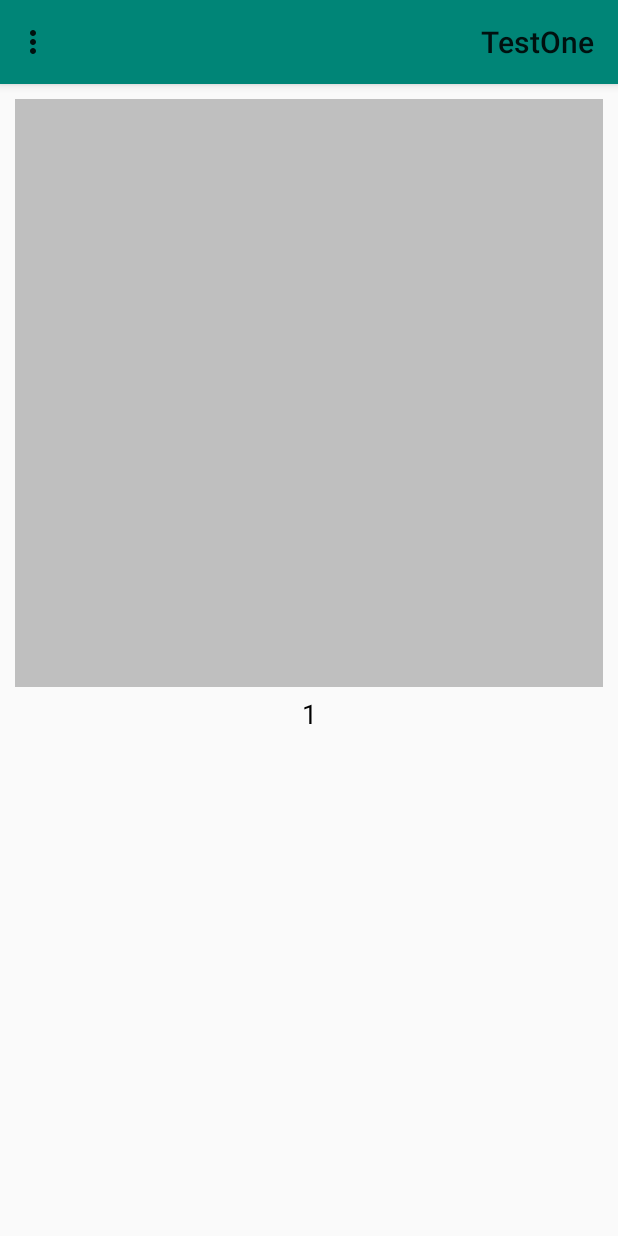
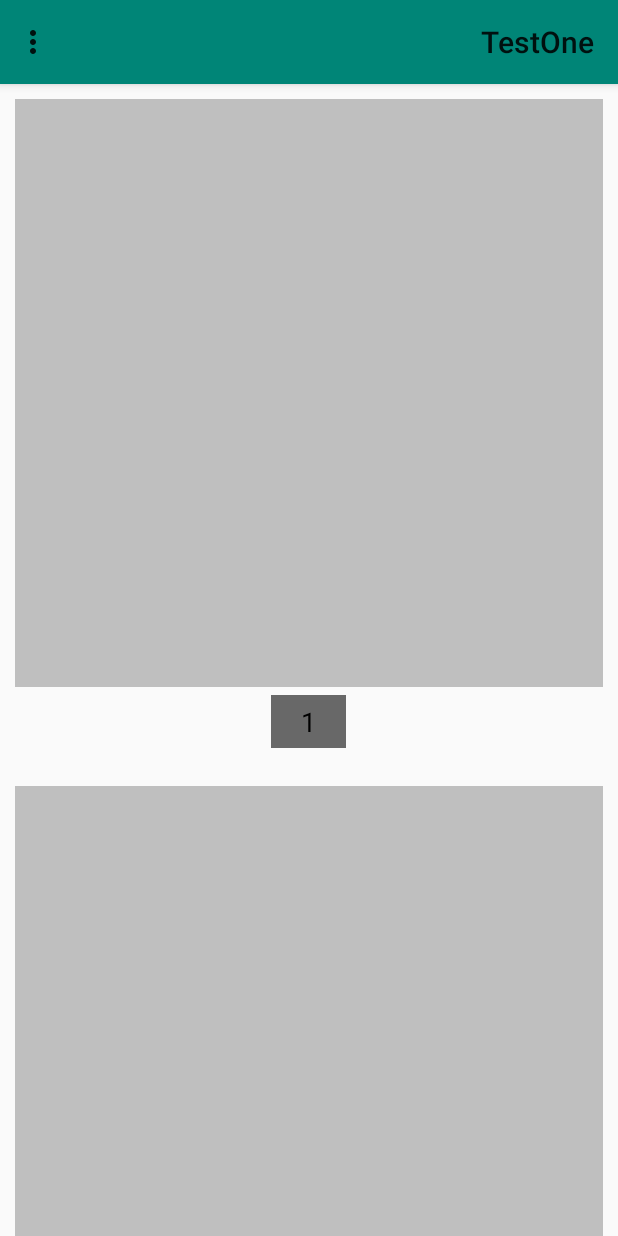
Before and after one commit to HamidrezaAmz/Rele, an Android app: the screen it shows after launch (MainActivity), on a phone screen of 412 x 824 dp. Run offline under Robolectric (Android 15) with nearby library versions, the phone set to English and light mode, and no system bars; libraries missing offline, so code that uses them is left out: com.tuyenmonkey.mkloader; pictures from the network do not load; 2 statements that could not run were skipped.

Commit message:
add loading bottom for paginating in a list

```diff
--- a/library/src/main/java/com/vasl/recyclerlibrary/MyCustomView.java
+++ b/library/src/main/java/com/vasl/recyclerlibrary/MyCustomView.java
@@ -11,7 +11,7 @@ import android.widget.LinearLayout;
 import android.widget.RelativeLayout;
 
 import com.tuyenmonkey.mkloader.MKLoader;
-import com.vasl.recyclerlibrary.globalEnums.ListStatuse;
+import com.vasl.recyclerlibrary.globalEnums.ListStatus;
 import com.vasl.recyclerlibrary.globalInterfaces.MyCustomViewCallBack;
 import com.vasl.recyclerlibrary.utils.PublicFunction;
 
@@ -33,6 +33,10 @@ public class MyCustomView extends RelativeLayout
     private AppCompatTextView loadingTextViewTitle;
     private AppCompatTextView loadingTextViewSubTitle;
     private MKLoader mkLoader;
+
+    // layout_loading_bottom
+    private LinearLayout loadingBottomHolder;
+    private AppCompatTextView loadingBottomTextViewTitle;
 
     // recycler view
     private RecyclerView recyclerView;
@@ -88,6 +92,9 @@ public class MyCustomView extends RelativeLayout
         loadingTextViewTitle = view.findViewById(R.id.loadingTextViewTitle);
         loadingTextViewSubTitle = view.findViewById(R.id.loadingTextViewSubTitle);
         mkLoader = view.findViewById(R.id.mkLoader);
+
+        // loadingBottomHolder-view
+        loadingBottomHolder = view.findViewById(R.id.loadingBottomHolder);
 
         // recycler-view
         recyclerView = view.findViewById(R.id.recyclerView);
@@ -162,6 +169,14 @@ public class MyCustomView extends RelativeLayout
         loadingHolder.setVisibility(INVISIBLE);
     }
 
+    private void showLoadingBottom() {
+        loadingBottomHolder.setVisibility(VISIBLE);
+    }
+
+    private void hideLoadingBottom() {
+        loadingBottomHolder.setVisibility(INVISIBLE);
+    }
+
     private void showEmptyView() {
         emptyHolder.setVisibility(VISIBLE);
     }
@@ -194,12 +209,13 @@ public class MyCustomView extends RelativeLayout
         errorHolder.setVisibility(INVISIBLE);
     }
 
-    public void setStatus(ListStatuse status) {
+    public void setStatus(ListStatus status) {
         switch (status) {
             case LOADING:
                 hideLoading();
+                hideLoadingBottom();
                 hideEmptyView();
-                // hideRecyclerView(); // for lazy load in recycler-view
+                hideRecyclerView();
                 hideSwipe();
                 hideError();
 
@@ -209,6 +225,7 @@ public class MyCustomView extends RelativeLayout
                 break;
             case SUCCESS:
                 hideLoading();
+                hideLoadingBottom();
                 hideEmptyView();
                 hideRecyclerView();
                 hideSwipe();
@@ -220,6 +237,7 @@ public class MyCustomView extends RelativeLayout
                 break;
             case FAILURE:
                 hideLoading();
+                hideLoadingBottom();
                 hideEmptyView();
                 hideRecyclerView();
                 hideSwipe();
@@ -231,6 +249,7 @@ public class MyCustomView extends RelativeLayout
                 break;
             case EMPTY:
                 hideLoading();
+                hideLoadingBottom();
                 hideEmptyView();
                 hideRecyclerView();
                 hideSwipe();
@@ -242,6 +261,7 @@ public class MyCustomView extends RelativeLayout
                 break;
             case UNDEFINE:
                 hideLoading();
+                hideLoadingBottom();
                 hideEmptyView();
                 hideRecyclerView();
                 hideSwipe();
@@ -251,12 +271,23 @@ public class MyCustomView extends RelativeLayout
 
                 showError();
                 break;
-            case ENABLELISTLOADING:
+
+            case LOADING_BOTTOM:
+                hideLoading();
+                hideLoadingBottom();
+                hideEmptyView();
+                // hideRecyclerView();
+                hideSwipe();
+                hideError();
+
+                invalidate(); // for redraw
+
+                showLoadingBottom();
                 break;
-            case DISABLELISTLOADING:
-                break;
+
             default:
                 hideLoading();
+                hideLoadingBottom();
                 hideEmptyView();
                 hideRecyclerView();
                 hideSwipe();
@@ -270,7 +301,7 @@ public class MyCustomView extends RelativeLayout
 
     }
 
-    public void setStatus(ListStatuse status, @Nullable String title) {
+    public void setStatus(ListStatus status, @Nullable String title) {
         switch (status) {
             case LOADING:
                 showLoading();
--- a/library/src/main/java/com/vasl/recyclerlibrary/globalEnums/ListStatuse.java
+++ b/library/src/main/java/com/vasl/recyclerlibrary/globalEnums/ListStatus.java
@@ -1,17 +1,17 @@
 package com.vasl.recyclerlibrary.globalEnums;
 
-public enum ListStatuse {
+public enum ListStatus {
+
     UNDEFINE("undefine"),
     FAILURE("failure"),
     LOADING("layout_loading"),
     SUCCESS("success"),
-    ENABLELISTLOADING("enable_list_loading"),
-    DISABLELISTLOADING("disable_list_loading"),
+    LOADING_BOTTOM("loading_bottom"),
     EMPTY("empty");
 
     private String value;
 
-    ListStatuse(String value) {
+    ListStatus(String value) {
         this.value = value;
     }
 
@@ -19,12 +19,12 @@ public enum ListStatuse {
         return value;
     }
 
-    public static ListStatuse Parse(String value) {
+    public static ListStatus Parse(String value) {
         if (value == null) {
             return UNDEFINE;
         }
-        ListStatuse[] arr$ = values();
-        for (ListStatuse val : arr$) {
+        ListStatus[] arr$ = values();
+        for (ListStatus val : arr$) {
             if (val.value.equals(value)) {
                 return val;
             }
--- a/library/src/main/res/layout/layout_my_custom_view.xml
+++ b/library/src/main/res/layout/layout_my_custom_view.xml
@@ -20,6 +20,13 @@
         <!--layout_loading-->
         <include layout="@layout/layout_loading" />
 
+        <!--layout_loading_bottom-->
+        <include
+            layout="@layout/layout_loading_bottom"
+            android:layout_width="match_parent"
+            android:layout_height="wrap_content"
+            android:layout_alignParentBottom="true" />
+
         <!--empty view-->
         <include layout="@layout/layout_empty" />
 
--- a/library/src/main/res/values/colors.xml
+++ b/library/src/main/res/values/colors.xml
@@ -9,6 +9,7 @@
     <color name="blueDark">#175aaa</color>
     <color name="alarm_background">#99175aaa</color>
     <color name="transparent">#00000000</color>
+    <color name="transparentLoading">#95000000</color>
     <color name="white">#ffffff</color>
     <color name="red">#e22424</color>
     <color name="gray">#bfbfbf</color>
@@ -23,9 +24,6 @@
     <color name="button_center">#2faff2</color>
     <color name="button_end">#1fe2f2</color>
 
-
-
-
     <color name="black_80">#55000000</color>
     <color name="progressbar_color">#ffDfE0E1</color>
     <color name="ProgressBar_Background">#ffDfE0E1</color>
@@ -39,12 +37,9 @@
     <color name="edittext_presed">#bbffffff</color>
     <color name="edittext_focus">#70ffffff</color>
 
-
     <color name="light_font">#FBFBFB</color>
     <color name="text_shadow">#7F000000</color>
 
     <color name="profile_toolbar">#e7e7e7</color>
 
-
-
 </resources>
--- a/library/src/main/res/values/strings.xml
+++ b/library/src/main/res/values/strings.xml
@@ -10,4 +10,5 @@
     <string name="error_sub_title">Something went wrong, \n please try again</string>
     <string name="loading_title">Loading</string>
     <string name="loading_sub_title">Please wait until request complete</string>
+    <string name="please_wait">Please wait</string>
 </resources>
--- a/sample/src/main/java/com/vasl/Library/Android/MainActivity.java
+++ b/sample/src/main/java/com/vasl/Library/Android/MainActivity.java
@@ -9,7 +9,7 @@ import android.view.MenuItem;
 import android.widget.Toast;
 
 import com.vasl.recyclerlibrary.MyCustomView;
-import com.vasl.recyclerlibrary.globalEnums.ListStatuse;
+import com.vasl.recyclerlibrary.globalEnums.ListStatus;
 import com.vasl.recyclerlibrary.globalInterfaces.MyCustomAdapterCallBack;
 import com.vasl.recyclerlibrary.globalInterfaces.MyCustomViewCallBack;
 import com.vasl.recyclerlibrary.globalObjects.RowModel;
@@ -22,7 +22,13 @@ import androidx.recyclerview.widget.RecyclerView;
 
 public class MainActivity extends AppCompatActivity implements MyCustomViewCallBack {
 
+    private int index = 1;
+
     private MyCustomView myCustomView;
+
+    private RecyclerVerticalAdapter adapter;
+
+    private ArrayList<RowModel> rowModels = new ArrayList<>();
 
     @Override
     protected void onCreate(Bundle savedInstanceState) {
@@ -32,9 +38,31 @@ public class MainActivity extends AppCompatActivity implements MyCustomViewCallB
 
         myCustomView = findViewById(R.id.myCustomView);
 
+        RecyclerView recyclerView = myCustomView.getRecyclerView();
+
         myCustomView.setMyCustomViewCallBack(this);
 
-        myCustomView.setStatus(ListStatuse.LOADING);
+        myCustomView.setStatus(ListStatus.LOADING);
+
+        adapter = new RecyclerVerticalAdapter(MainActivity.this, rowModels);
+
+        recyclerView.setLayoutManager(new LinearLayoutManager(this, RecyclerView.VERTICAL, false));
+
+        adapter.setMyCustomAdapterCallBack(new MyCustomAdapterCallBack() {
+            @Override
+            public void richToEnd() {
+                myCustomView.setStatus(ListStatus.LOADING_BOTTOM);
+                Handler handler = new Handler();
+                handler.postDelayed(new Runnable() {
+                    @Override
+                    public void run() {
+                        myList();
+                        myCustomView.setStatus(ListStatus.SUCCESS);
+                    }
+                }, 2000);
+            }
+        });
+        recyclerView.setAdapter(adapter);
 
         Handler handler = new Handler();
         handler.postDelayed(new Runnable() {
@@ -54,41 +82,19 @@ public class MainActivity extends AppCompatActivity implements MyCustomViewCallB
 
     private void myList() {
 
-        myCustomView.setStatus(ListStatuse.LOADING);
+        rowModels.add(new RowModel("https://dkstatics-public.digikala.com/digikala-products/4308693.jpg?x-oss-process=image/resize,m_lfit,h_600,w_600/quality,q_80", "" + index++));
+        rowModels.add(new RowModel("https://dkstatics-public.digikala.com/digikala-products/4308693.jpg?x-oss-process=image/resize,m_lfit,h_600,w_600/quality,q_80", "" + index++));
+        rowModels.add(new RowModel("https://dkstatics-public.digikala.com/digikala-products/4308693.jpg?x-oss-process=image/resize,m_lfit,h_600,w_600/quality,q_80", "" + index++));
+        rowModels.add(new RowModel("https://dkstatics-public.digikala.com/digikala-products/4308693.jpg?x-oss-process=image/resize,m_lfit,h_600,w_600/quality,q_80", "" + index++));
+        rowModels.add(new RowModel("https://dkstatics-public.digikala.com/digikala-products/4308693.jpg?x-oss-process=image/resize,m_lfit,h_600,w_600/quality,q_80", "" + index++));
+        rowModels.add(new RowModel("https://dkstatics-public.digikala.com/digikala-products/4308693.jpg?x-oss-process=image/resize,m_lfit,h_600,w_600/quality,q_80", "" + index++));
+        rowModels.add(new RowModel("https://dkstatics-public.digikala.com/digikala-products/4308693.jpg?x-oss-process=image/resize,m_lfit,h_600,w_600/quality,q_80", "" + index++));
+        rowModels.add(new RowModel("https://dkstatics-public.digikala.com/digikala-products/4308693.jpg?x-oss-process=image/resize,m_lfit,h_600,w_600/quality,q_80", "" + index++));
+        rowModels.add(new RowModel("https://dkstatics-public.digikala.com/digikala-products/4308693.jpg?x-oss-process=image/resize,m_lfit,h_600,w_600/quality,q_80", "" + index++));
+        rowModels.add(new RowModel("https://dkstatics-public.digikala.com/digikala-products/4308693.jpg?x-oss-process=image/resize,m_lfit,h_600,w_600/quality,q_80", "" + index++));
 
-        RecyclerView recyclerView = myCustomView.getRecyclerView();
-
-        ArrayList<RowModel> rowModels = new ArrayList<>();
-        rowModels.add(new RowModel("https://dkstatics-public.digikala.com/digikala-adservice-banners/2880.jpg", "1"));
-        rowModels.add(new RowModel("https://dkstatics-public.digikala.com/digikala-adservice-banners/2880.jpg", "2"));
-        rowModels.add(new RowModel("https://dkstatics-public.digikala.com/digikala-adservice-banners/2880.jpg", "3"));
-        rowModels.add(new RowModel("https://dkstatics-public.digikala.com/digikala-adservice-banners/2880.jpg", "4"));
-        rowModels.add(new RowModel("https://dkstatics-public.digikala.com/digikala-adservice-banners/2880.jpg", "5"));
-        rowModels.add(new RowModel("https://dkstatics-public.digikala.com/digikala-adservice-banners/2880.jpg", "6"));
-        rowModels.add(new RowModel("https://dkstatics-public.digikala.com/digikala-adservice-banners/2880.jpg", "7"));
-        rowModels.add(new RowModel("https://dkstatics-public.digikala.com/digikala-adservice-banners/2880.jpg", "8"));
-        rowModels.add(new RowModel("https://dkstatics-public.digikala.com/digikala-adservice-banners/2880.jpg", "9"));
-        rowModels.add(new RowModel("https://dkstatics-public.digikala.com/digikala-adservice-banners/2880.jpg", "10"));
-
-        RecyclerVerticalAdapter adapter = new RecyclerVerticalAdapter(MainActivity.this, rowModels);
-        recyclerView.setLayoutManager(new LinearLayoutManager(this, RecyclerView.HORIZONTAL, false));
-        adapter.setMyCustomAdapterCallBack(new MyCustomAdapterCallBack() {
-            @Override
-            public void richToEnd() {
-                myCustomView.setStatus(ListStatuse.ENABLELISTLOADING);
-                Handler handler = new Handler();
-                handler.postDelayed(new Runnable() {
-                    @Override
-                    public void run() {
-                        myCustomView.setStatus(ListStatuse.DISABLELISTLOADING);
-                        myList();
-                    }
-                }, 2000);
-            }
-        });
-        recyclerView.setAdapter(adapter);
-
-        myCustomView.setStatus(ListStatuse.SUCCESS);
+        adapter.notifyDataSetChanged();
+        myCustomView.setStatus(ListStatus.SUCCESS);
     }
 
     @Override
@@ -118,16 +124,16 @@ public class MainActivity extends AppCompatActivity implements MyCustomViewCallB
         // Handle item selection
         switch (item.getItemId()) {
             case R.id.action_load:
-                myCustomView.setStatus(ListStatuse.LOADING);
+                myCustomView.setStatus(ListStatus.LOADING);
                 return true;
             case R.id.action_success:
-                myCustomView.setStatus(ListStatuse.SUCCESS);
+                myCustomView.setStatus(ListStatus.SUCCESS);
                 return true;
             case R.id.action_failure:
-                myCustomView.setStatus(ListStatuse.FAILURE);
+                myCustomView.setStatus(ListStatus.FAILURE);
                 return true;
             case R.id.action_empty:
-                myCustomView.setStatus(ListStatuse.EMPTY);
+                myCustomView.setStatus(ListStatus.EMPTY);
                 return true;
         }
         return false;
--- a/sample/src/main/java/com/vasl/Library/Android/RecyclerVerticalAdapter.java
+++ b/sample/src/main/java/com/vasl/Library/Android/RecyclerVerticalAdapter.java
@@ -6,9 +6,6 @@ import android.view.View;
 import android.view.ViewGroup;
 import android.widget.TextView;
 
-import com.bumptech.glide.load.resource.bitmap.CenterCrop;
-import com.bumptech.glide.load.resource.bitmap.RoundedCorners;
-import com.bumptech.glide.request.RequestOptions;
 import com.vasl.recyclerlibrary.baseClasses.BaseRecyclerAdapter;
 import com.vasl.recyclerlibrary.globalObjects.RowModel;
 
@@ -46,8 +43,9 @@ public class RecyclerVerticalAdapter extends BaseRecyclerAdapter {
         GlideApp
                 .with(context)
                 .load(rowModel.getImageUrl())
-                .apply(new RequestOptions().transforms(new CenterCrop(), new RoundedCorners(100)))
                 .into(holder.imageView);
+
+        // .apply(new RequestOptions().transforms(new CenterCrop(), new RoundedCorners(100)))
     }
 
     @Override
--- a/sample/src/main/res/layout/recycler_vertical.xml
+++ b/sample/src/main/res/layout/recycler_vertical.xml
@@ -13,17 +13,22 @@
         <com.vasl.Library.Android.SquareImageView
             android:id="@+id/categoryIconImageView"
             android:layout_width="match_parent"
+            android:scaleType="centerCrop"
             android:layout_height="match_parent"
             android:background="@color/gray" />
 
         <TextView
             android:id="@+id/titleTextView"
-            android:layout_width="match_parent"
+            android:layout_width="wrap_content"
             android:layout_height="wrap_content"
             android:layout_gravity="center"
+            android:layout_marginTop="5dp"
+            android:layout_marginBottom="5dp"
+            android:background="@color/transparentLoading"
             android:ellipsize="end"
             android:gravity="center"
             android:maxLines="1"
+            android:minWidth="50dp"
             android:padding="5dp"
             android:text="@string/app_name"
             android:textColor="@color/black"
```
Also changed, not shown: library/src/main/res/layout/layout_loading_bottom.xml (added, +31 -0 lines), 1 other file. Lines whose indentation alone changed are shown as unchanged.
